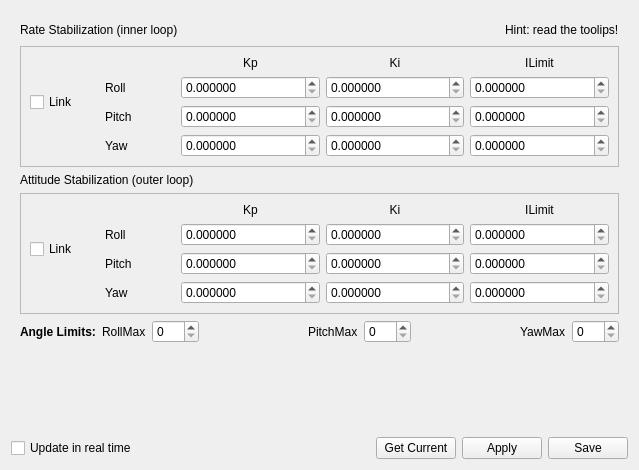
Old version of the form ground/openpilotgcs/src/plugins/config/stabilization.ui in the repository openpilot/OpenPilot.
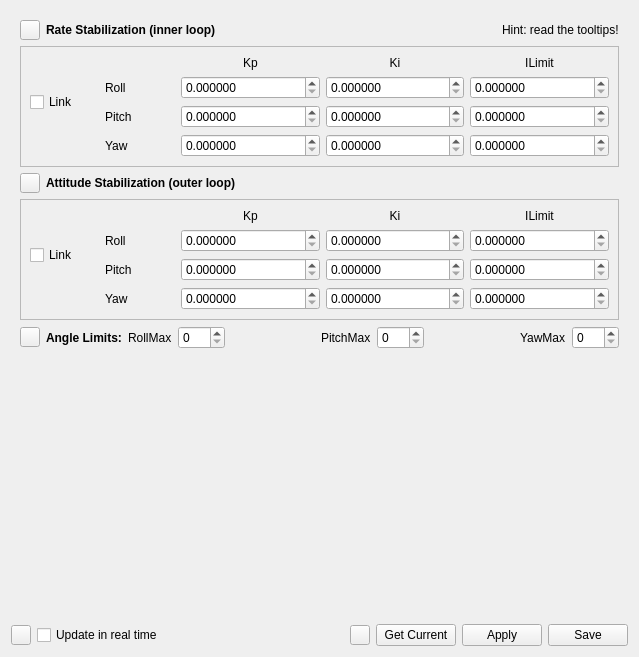
New version of the form. Icons and pictures are not drawn.

Commit message: Add help buttons to the config gadget UI.  Also connect all signals to its slot in configgadgetwidget.cpp.  Also some very trivial .html help files.

What changed in the file:
```diff
--- a/ground/openpilotgcs/src/plugins/config/stabilization.ui
+++ b/ground/openpilotgcs/src/plugins/config/stabilization.ui
@@ -7,7 +7,7 @@
     <x>0</x>
     <y>0</y>
     <width>639</width>
-    <height>470</height>
+    <height>657</height>
    </rect>
   </property>
   <property name="windowTitle">
@@ -21,8 +21,37 @@
        <layout class="QVBoxLayout" name="verticalLayout">
         <item>
          <layout class="QHBoxLayout" name="horizontalLayout_3">
+          <item>
+           <widget class="QPushButton" name="rateStabiHelp">
+            <property name="sizePolicy">
+             <sizepolicy hsizetype="Fixed" vsizetype="Fixed">
+              <horstretch>0</horstretch>
+              <verstretch>0</verstretch>
+             </sizepolicy>
+            </property>
+            <property name="maximumSize">
+             <size>
+              <width>20</width>
+              <height>20</height>
+             </size>
+            </property>
+            <property name="text">
+             <string/>
+            </property>
+            <property name="icon">
+             <iconset resource="configgadget.qrc">
+              <normaloff>:/configgadget/images/help2.png</normaloff>:/configgadget/images/help2.png</iconset>
+            </property>
+           </widget>
+          </item>
           <item>
            <widget class="QLabel" name="label_8">
+            <property name="font">
+             <font>
+              <weight>75</weight>
+              <bold>true</bold>
+             </font>
+            </property>
             <property name="text">
              <string>Rate Stabilization (inner loop)</string>
             </property>
@@ -44,7 +73,7 @@
           <item>
            <widget class="QLabel" name="label_4">
             <property name="text">
-             <string>Hint: read the toolips!</string>
+             <string>Hint: read the tooltips!</string>
             </property>
            </widget>
           </item>
@@ -242,11 +271,57 @@
          </widget>
         </item>
         <item>
-         <widget class="QLabel" name="label_9">
-          <property name="text">
-           <string>Attitude Stabilization (outer loop)</string>
-          </property>
-         </widget>
+         <layout class="QHBoxLayout" name="horizontalLayout">
+          <item>
+           <widget class="QPushButton" name="attitudeStabiHelp">
+            <property name="sizePolicy">
+             <sizepolicy hsizetype="Fixed" vsizetype="Fixed">
+              <horstretch>0</horstretch>
+              <verstretch>0</verstretch>
+             </sizepolicy>
+            </property>
+            <property name="maximumSize">
+             <size>
+              <width>20</width>
+              <height>20</height>
+             </size>
+            </property>
+            <property name="text">
+             <string/>
+            </property>
+            <property name="icon">
+             <iconset resource="configgadget.qrc">
+              <normaloff>:/configgadget/images/help2.png</normaloff>:/configgadget/images/help2.png</iconset>
+            </property>
+           </widget>
+          </item>
+          <item>
+           <widget class="QLabel" name="label_9">
+            <property name="font">
+             <font>
+              <weight>75</weight>
+              <bold>true</bold>
+             </font>
+            </property>
+            <property name="text">
+             <string>Attitude Stabilization (outer loop)</string>
+            </property>
+           </widget>
+          </item>
+          <item>
+           <spacer name="horizontalSpacer_2">
+            <property name="orientation">
+             <enum>Qt::Horizontal</enum>
+            </property>
+            <property name="sizeHint" stdset="0">
+             <size>
+              <width>40</width>
+              <height>20</height>
+             </size>
+            </property>
+           </spacer>
+          </item>
+         </layout>
         </item>
         <item>
          <widget class="QFrame" name="frame_3">
@@ -452,6 +527,29 @@
       </item>
       <item>
        <layout class="QHBoxLayout" name="horizontalLayout_4">
+        <item>
+         <widget class="QPushButton" name="angleLimitsHelp">
+          <property name="sizePolicy">
+           <sizepolicy hsizetype="Fixed" vsizetype="Fixed">
+            <horstretch>0</horstretch>
+            <verstretch>0</verstretch>
+           </sizepolicy>
+          </property>
+          <property name="maximumSize">
+           <size>
+            <width>20</width>
+            <height>20</height>
+           </size>
+          </property>
+          <property name="text">
+           <string/>
+          </property>
+          <property name="icon">
+           <iconset resource="configgadget.qrc">
+            <normaloff>:/configgadget/images/help2.png</normaloff>:/configgadget/images/help2.png</iconset>
+          </property>
+         </widget>
+        </item>
         <item>
          <widget class="QLabel" name="label_5">
           <property name="font">
@@ -553,6 +651,29 @@
    </item>
    <item>
     <layout class="QHBoxLayout" name="horizontalLayout_2">
+     <item>
+      <widget class="QPushButton" name="updateRealTimeHelp">
+       <property name="sizePolicy">
+        <sizepolicy hsizetype="Fixed" vsizetype="Fixed">
+         <horstretch>0</horstretch>
+         <verstretch>0</verstretch>
+        </sizepolicy>
+       </property>
+       <property name="maximumSize">
+        <size>
+         <width>20</width>
+         <height>20</height>
+        </size>
+       </property>
+       <property name="text">
+        <string/>
+       </property>
+       <property name="icon">
+        <iconset resource="configgadget.qrc">
+         <normaloff>:/configgadget/images/help2.png</normaloff>:/configgadget/images/help2.png</iconset>
+       </property>
+      </widget>
+     </item>
      <item>
       <widget class="QCheckBox" name="realTimeUpdates">
        <property name="toolTip">
@@ -577,6 +698,29 @@
        </property>
       </spacer>
      </item>
+     <item>
+      <widget class="QPushButton" name="commandHelp">
+       <property name="sizePolicy">
+        <sizepolicy hsizetype="Fixed" vsizetype="Fixed">
+         <horstretch>0</horstretch>
+         <verstretch>0</verstretch>
+        </sizepolicy>
+       </property>
+       <property name="maximumSize">
+        <size>
+         <width>20</width>
+         <height>20</height>
+        </size>
+       </property>
+       <property name="text">
+        <string/>
+       </property>
+       <property name="icon">
+        <iconset resource="configgadget.qrc">
+         <normaloff>:/configgadget/images/help2.png</normaloff>:/configgadget/images/help2.png</iconset>
+       </property>
+      </widget>
+     </item>
      <item>
       <widget class="QPushButton" name="getStabilizationCurrent">
        <property name="text">
```
Left out of the diff: 4 changed lines with no effect on the pictures. The commit also changes 22 other files.
